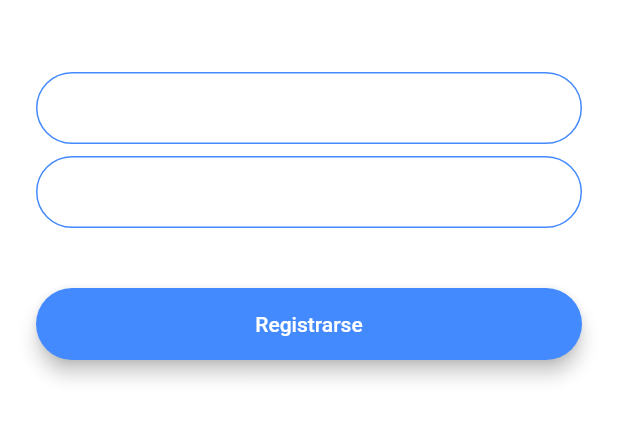
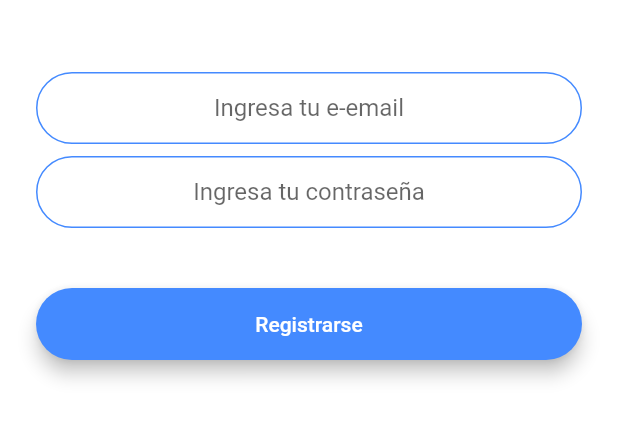
Before and after one commit to danielclas/flutter-apps, a Flutter app: the screen it shows after launch, after a tap on "Registrarse", on a phone screen of 412 x 824 dp, the part 576-1018 px from its top. Run offline on Flutter 3.47's test engine with Material 2 defaults, Android fonts, the phone set to English and light mode, and no system bars; our stand-ins replace animated_text_kit, bordered_text, carousel_slider, cloud_firestore, countup, date_format and 12 more; missing offline and left inert: alert, camerawesome, qrscan, torch_compat; accounts and stored records are empty.

Commit message:
Classroom app, added firebase, refactores widgets

```diff
--- /dev/null
+++ b/v2/classroom_chat_app_2/lib/components/rounded_button.dart
@@ -0,0 +1,28 @@
+import 'package:flutter/cupertino.dart';
+import 'package:flutter/material.dart';
+
+class RoundedButton extends StatelessWidget {
+  final Color color;
+  final String text;
+  final Function onPressed;
+
+  RoundedButton({this.text, this.color, @required this.onPressed});
+
+  @override
+  Widget build(BuildContext context) {
+    return Padding(
+      padding: EdgeInsets.symmetric(vertical: 16.0),
+      child: Material(
+        elevation: 5.0,
+        color: this.color,
+        borderRadius: BorderRadius.circular(30.0),
+        child: MaterialButton(
+          onPressed: this.onPressed,
+          minWidth: 200.0,
+          height: 42.0,
+          child: Text(text, style: TextStyle(color: Colors.white)),
+        ),
+      ),
+    );
+  }
+}
--- a/v2/classroom_chat_app_2/lib/constants.dart
+++ b/v2/classroom_chat_app_2/lib/constants.dart
@@ -17,3 +17,19 @@ const kMessageContainerDecoration = BoxDecoration(
     top: BorderSide(color: Colors.lightBlueAccent, width: 2.0),
   ),
 );
+
+const kTextFieldDecoration = InputDecoration(
+  hintText: 'Enter a value',
+  contentPadding: EdgeInsets.symmetric(vertical: 10.0, horizontal: 20.0),
+  border: OutlineInputBorder(
+    borderRadius: BorderRadius.all(Radius.circular(32.0)),
+  ),
+  enabledBorder: OutlineInputBorder(
+    borderSide: BorderSide(color: Colors.blueAccent, width: 1.0),
+    borderRadius: BorderRadius.all(Radius.circular(32.0)),
+  ),
+  focusedBorder: OutlineInputBorder(
+    borderSide: BorderSide(color: Colors.blueAccent, width: 2.0),
+    borderRadius: BorderRadius.all(Radius.circular(32.0)),
+  ),
+);
--- a/v2/classroom_chat_app_2/lib/main.dart
+++ b/v2/classroom_chat_app_2/lib/main.dart
@@ -14,18 +14,11 @@ void main() => runApp(FlashChat());
 class FlashChat extends StatelessWidget {
   @override
   Widget build(BuildContext context) {
-    return MaterialApp(
-        theme: ThemeData.dark().copyWith(
-          textTheme: TextTheme(
-            body1: TextStyle(color: Colors.black54),
-          ),
-        ),
-        initialRoute: WelcomeScreen.id,
-        routes: {
-          WelcomeScreen.id: (context) => WelcomeScreen(),
-          LoginScreen.id: (context) => LoginScreen(),
-          RegistrationScreen.id: (context) => RegistrationScreen(),
-          ChatScreen.id: (context) => ChatScreen()
-        });
+    return MaterialApp(initialRoute: WelcomeScreen.id, routes: {
+      WelcomeScreen.id: (context) => WelcomeScreen(),
+      LoginScreen.id: (context) => LoginScreen(),
+      RegistrationScreen.id: (context) => RegistrationScreen(),
+      ChatScreen.id: (context) => ChatScreen()
+    });
   }
 }
--- a/v2/classroom_chat_app_2/lib/screens/registration_screen.dart
+++ b/v2/classroom_chat_app_2/lib/screens/registration_screen.dart
@@ -1,4 +1,9 @@
+import 'package:firebase_core/firebase_core.dart';
+import 'package:flash_chat/components/rounded_button.dart';
 import 'package:flutter/material.dart';
+import 'package:firebase_auth/firebase_auth.dart';
+import '../constants.dart';
+import 'chat_screen.dart';
 
 class RegistrationScreen extends StatefulWidget {
   static final String id = "RegistrationScreen";
@@ -8,6 +13,16 @@ class RegistrationScreen extends StatefulWidget {
 }
 
 class _RegistrationScreenState extends State<RegistrationScreen> {
+  String email, password;
+  FirebaseAuth _auth;
+
+  @override
+  void initState() {
+    super.initState();
+    Firebase.initializeApp();
+    _auth = FirebaseAuth.instance;
+  }
+
   @override
   Widget build(BuildContext context) {
     return Scaffold(
@@ -29,72 +44,41 @@ class _RegistrationScreenState extends State<RegistrationScreen> {
               height: 48.0,
             ),
             TextField(
-              onChanged: (value) {
-                //Do something with the user input.
-              },
-              decoration: InputDecoration(
-                hintText: 'Ingresa tu mail',
-                contentPadding:
-                    EdgeInsets.symmetric(vertical: 10.0, horizontal: 20.0),
-                border: OutlineInputBorder(
-                  borderRadius: BorderRadius.all(Radius.circular(32.0)),
-                ),
-                enabledBorder: OutlineInputBorder(
-                  borderSide: BorderSide(color: Colors.blueAccent, width: 1.0),
-                  borderRadius: BorderRadius.all(Radius.circular(32.0)),
-                ),
-                focusedBorder: OutlineInputBorder(
-                  borderSide: BorderSide(color: Colors.blueAccent, width: 2.0),
-                  borderRadius: BorderRadius.all(Radius.circular(32.0)),
-                ),
-              ),
-            ),
+                textAlign: TextAlign.center,
+                keyboardType: TextInputType.emailAddress,
+                onChanged: (value) {
+                  email = value;
+                },
+                decoration: kTextFieldDecoration.copyWith(
+                    hintText: 'Ingresa tu e-email')),
             SizedBox(
               height: 8.0,
             ),
             TextField(
-              onChanged: (value) {
-                //Do something with the user input.
-              },
-              decoration: InputDecoration(
-                hintText: 'Ingresa tu contraseña',
-                contentPadding:
-                    EdgeInsets.symmetric(vertical: 10.0, horizontal: 20.0),
-                border: OutlineInputBorder(
-                  borderRadius: BorderRadius.all(Radius.circular(32.0)),
-                ),
-                enabledBorder: OutlineInputBorder(
-                  borderSide: BorderSide(color: Colors.blueAccent, width: 1.0),
-                  borderRadius: BorderRadius.all(Radius.circular(32.0)),
-                ),
-                focusedBorder: OutlineInputBorder(
-                  borderSide: BorderSide(color: Colors.blueAccent, width: 2.0),
-                  borderRadius: BorderRadius.all(Radius.circular(32.0)),
-                ),
-              ),
-            ),
+                textAlign: TextAlign.center,
+                obscureText: true,
+                onChanged: (value) {
+                  password = value;
+                },
+                decoration: kTextFieldDecoration.copyWith(
+                    hintText: 'Ingresa tu contraseña')),
             SizedBox(
               height: 24.0,
             ),
-            Padding(
-              padding: EdgeInsets.symmetric(vertical: 16.0),
-              child: Material(
+            RoundedButton(
+                text: 'Registrarse',
                 color: Colors.blueAccent,
-                borderRadius: BorderRadius.all(Radius.circular(30.0)),
-                elevation: 5.0,
-                child: MaterialButton(
-                  onPressed: () {
-                    //Implement registration functionality.
-                  },
-                  minWidth: 200.0,
-                  height: 42.0,
-                  child: Text(
-                    'Registrarse',
-                    style: TextStyle(color: Colors.white),
-                  ),
-                ),
-              ),
-            ),
+                onPressed: () async {
+                  try {
+                    final newUser = await _auth.createUserWithEmailAndPassword(
+                        email: email, password: password);
+                    if (newUser != null) {
+                      Navigator.pushNamed(context, ChatScreen.id);
+                    }
+                  } catch (e) {
+                    print(e);
+                  }
+                }),
           ],
         ),
       ),
--- a/v2/classroom_chat_app_2/lib/screens/welcome_screen.dart
+++ b/v2/classroom_chat_app_2/lib/screens/welcome_screen.dart
@@ -2,6 +2,7 @@ import 'package:flutter/material.dart';
 import 'package:animated_text_kit/animated_text_kit.dart';
 import 'login_screen.dart';
 import 'registration_screen.dart';
+import '../components/rounded_button.dart';
 
 class WelcomeScreen extends StatefulWidget {
   static final String id = "WelcomeScreen";
@@ -66,44 +67,20 @@ class _WelcomeScreenState extends State<WelcomeScreen>
             SizedBox(
               height: 48.0,
             ),
-            Padding(
-              padding: EdgeInsets.symmetric(vertical: 16.0),
-              child: Material(
-                elevation: 5.0,
-                color: Colors.lightBlueAccent,
-                borderRadius: BorderRadius.circular(30.0),
-                child: MaterialButton(
+            RoundedButton(
+                text: 'Ingresar',
                 onPressed: () {
                   //Go to login screen.
                   Navigator.pushNamed(context, LoginScreen.id);
                 },
-                  minWidth: 200.0,
-                  height: 42.0,
-                  child: Text(
-                    'Ingresar',
-                  ),
-                ),
-              ),
-            ),
-            Padding(
-              padding: EdgeInsets.symmetric(vertical: 16.0),
-              child: Material(
+                color: Colors.lightBlueAccent),
+            RoundedButton(
+              text: 'Registrarse',
               color: Colors.blueAccent,
-                borderRadius: BorderRadius.circular(30.0),
-                elevation: 5.0,
-                child: MaterialButton(
               onPressed: () {
-                    //Go to registration screen.
                 Navigator.pushNamed(context, RegistrationScreen.id);
               },
-                  minWidth: 200.0,
-                  height: 42.0,
-                  child: Text(
-                    'Registrarse',
-                  ),
-                ),
-              ),
-            ),
+            )
           ],
         ),
       ),
--- a/v2/classroom_chat_app_2/pubspec.yaml
+++ b/v2/classroom_chat_app_2/pubspec.yaml
@@ -12,6 +12,9 @@ dependencies:
 
   cupertino_icons: ^0.1.2
   animated_text_kit:
+  firebase_core:
+  cloud_firestore:
+  firebase_auth:
 
 dev_dependencies:
   flutter_test:
```
Also changed, not shown: v2/classroom_chat_app_2/lib/screens/chat_screen.dart (+12 -0 lines), v2/classroom_chat_app_2/lib/screens/login_screen.dart (+16 -55 lines), v2/classroom_chat_app_2/lib/components/ScreenButton.dart (deleted), v2/classroom_chat_app_2/pubspec.lock, 8 other files. Lines whose indentation alone changed are shown as unchanged.
